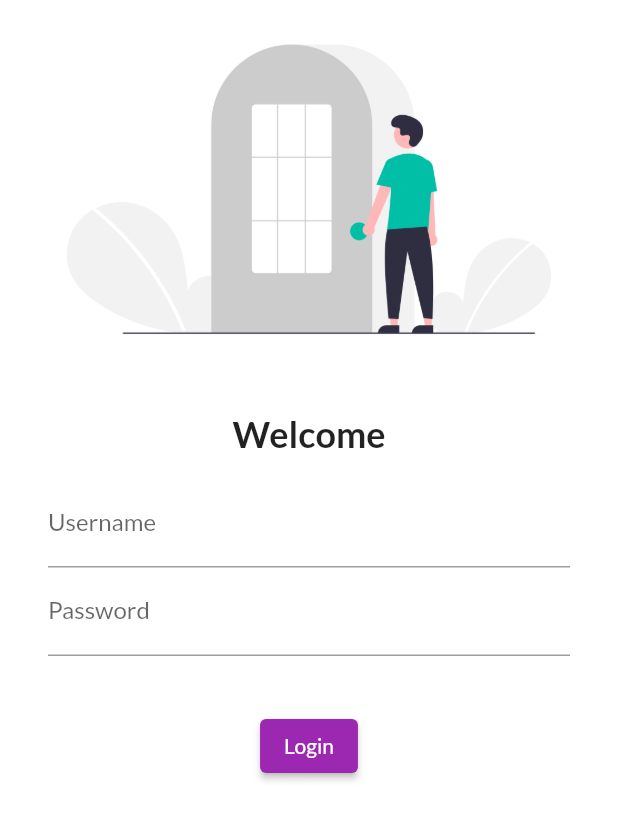
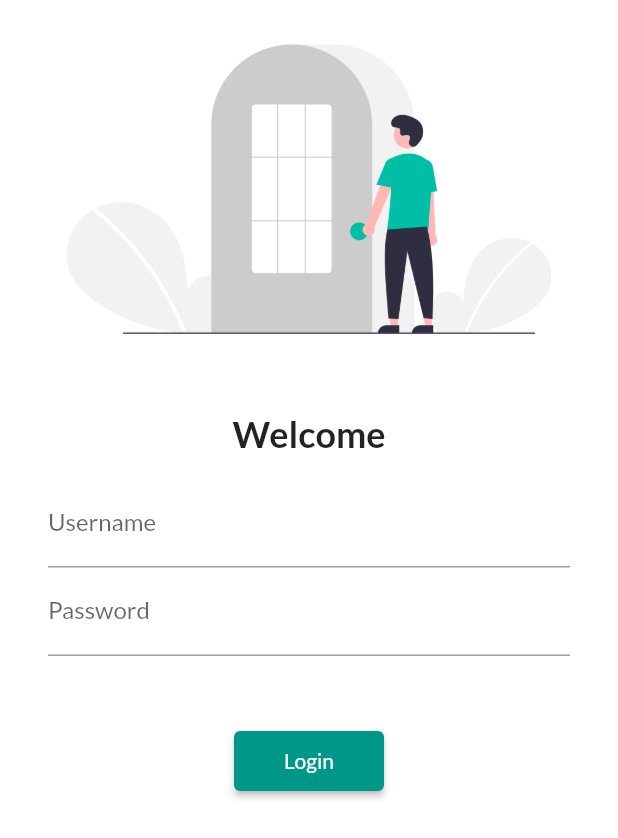
Before and after one commit to Romik-1305/Flutter_new_app, a Flutter app: the screen it shows after launch, on a phone screen of 412 x 824 dp. Shown: the top 838 px of the screen. Run offline on Flutter 3.47's test engine with Material 2 defaults, Android fonts, the phone set to English and light mode, and no system bars; our stand-ins replace google_fonts.

Commit message:
Day5 completed

```diff
--- a/lib/main.dart
+++ b/lib/main.dart
@@ -2,6 +2,7 @@ import 'package:flutter/material.dart';
 import 'package:flutter/material.dart.';
 import 'package:flutter_app_1/pages/home_page.dart';
 import 'package:flutter_app_1/pages/login_page.dart';
+import 'package:flutter_app_1/utils/routes.dart';
 import 'package:google_fonts/google_fonts.dart';
 
 void main() {
@@ -16,14 +17,14 @@ class MyApp extends StatelessWidget {
     return MaterialApp(
       themeMode: ThemeMode.light,
       theme: ThemeData(
-          primarySwatch: Colors.purple,
+          primarySwatch: Colors.teal,
           fontFamily: GoogleFonts.lato().fontFamily),
       darkTheme: ThemeData(brightness: Brightness.dark),
       // initialRoute: "/home",
       routes: {
         "/": (context) => LoginPage(),
-        "/home": (context) => HomePage(),
-        "/login": (context) => LoginPage(),
+        MyRoutes.homeRoute: (context) => HomePage(),
+        MyRoutes.loginRoute: (context) => LoginPage(),
       },
     );
   }
--- a/lib/pages/login_page.dart
+++ b/lib/pages/login_page.dart
@@ -1,4 +1,5 @@
 import 'package:flutter/material.dart';
+import 'package:flutter_app_1/utils/routes.dart';
 
 class LoginPage extends StatelessWidget {
   const LoginPage({Key? key}) : super(key: key);
@@ -7,6 +8,7 @@ class LoginPage extends StatelessWidget {
   Widget build(BuildContext context) {
     return Material(
         color: Colors.white,
+        child: SingleChildScrollView(
           child: Column(
             children: [
               Image.asset(
@@ -24,8 +26,8 @@ class LoginPage extends StatelessWidget {
                 ),
               ),
               Padding(
-              padding:
-                  const EdgeInsets.symmetric(vertical: 16.0, horizontal: 32.0),
+                padding: const EdgeInsets.symmetric(
+                    vertical: 16.0, horizontal: 32.0),
                 child: Column(
                   children: [
                     TextFormField(
@@ -41,16 +43,19 @@ class LoginPage extends StatelessWidget {
                 ),
               ),
               SizedBox(
-              height: 20.0,
+                height: 30.0,
               ),
               ElevatedButton(
-                onPressed: () {
-                  print('Hi Romik');
-                },
                 child: Text(
                   'Login',
-                ))
+                ),
+                style: TextButton.styleFrom(minimumSize: Size(100, 40)),
+                onPressed: () {
+                  Navigator.pushNamed(context, MyRoutes.homeRoute);
+                },
+              )
             ],
+          ),
         ));
   }
 }
--- /dev/null
+++ b/lib/utils/routes.dart
@@ -0,0 +1,4 @@
+class MyRoutes {
+  static String loginRoute = "/login";
+  static String homeRoute = "/home";
+}
```
Lines whose indentation alone changed are shown as unchanged.
